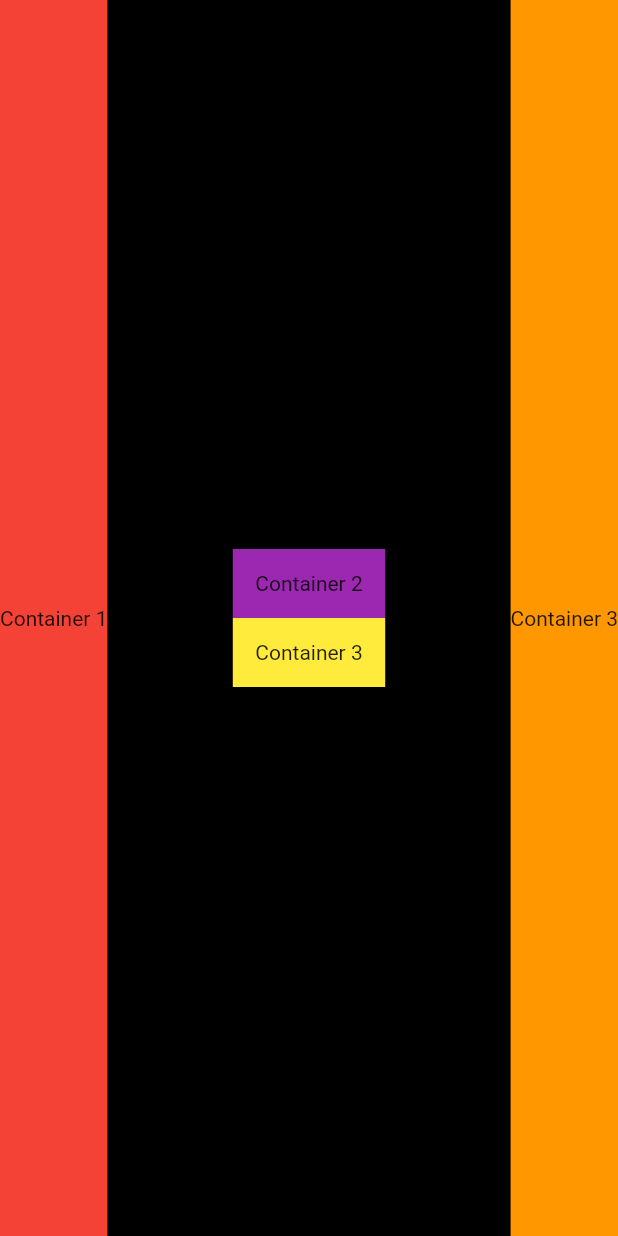
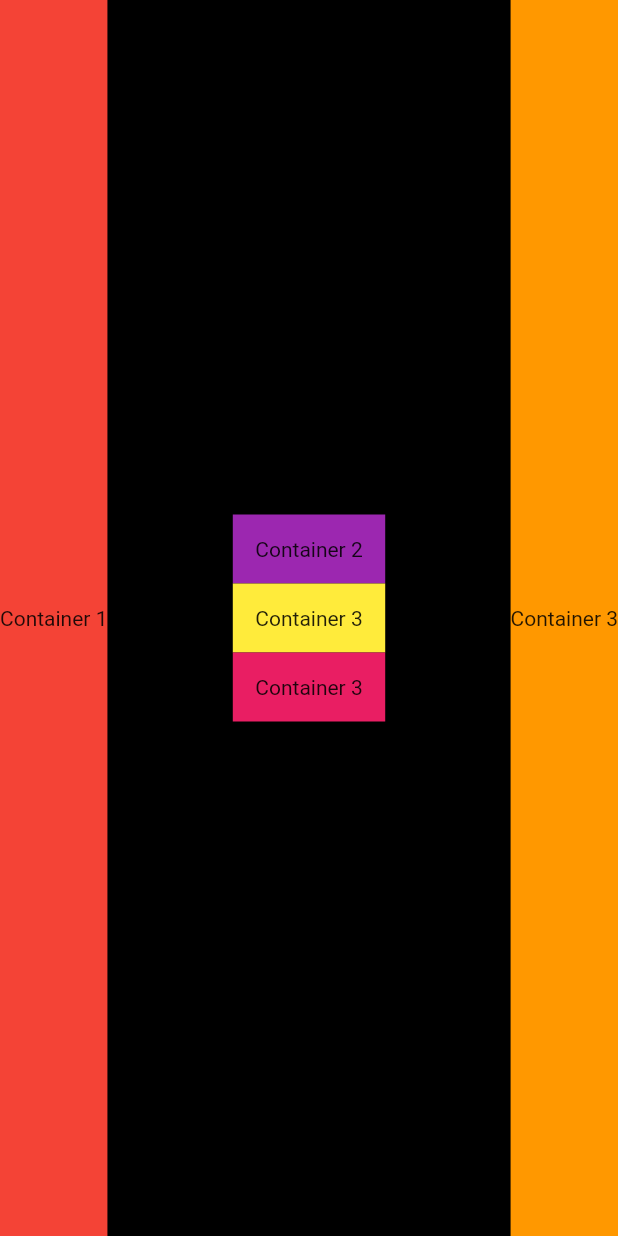
Before and after one commit to ajay001-zz/row_column_app, a Flutter app: the screen it shows after launch, on a phone screen of 412 x 824 dp. Run offline on Flutter 3.47's test engine with Material 2 defaults, Android fonts, the phone set to English and light mode, and no system bars.

Commit message:
this is updated

```diff
--- a/lib/main.dart
+++ b/lib/main.dart
@@ -38,6 +38,13 @@ class MyApp extends StatelessWidget {
                         child: Text('Container 3'),
                       ),
                     ),
+                    Container(
+                      color: Colors.pink,
+                      child: Padding(
+                        padding: const EdgeInsets.all(15.0),
+                        child: Text('Container 3'),
+                      ),
+                    ),
                   ],
                 ),
                 Container(
```
